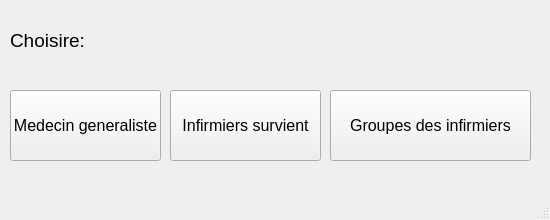
The window that ui/urgence_chose.ui (otmanLAHRECHE/EPSP_Garde_Project) describes before a commit, drawn with Qt 5.
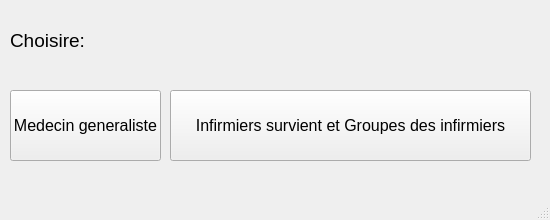
The same window after the commit.

Patch:
```diff
--- a/ui/urgence_chose.ui
+++ b/ui/urgence_chose.ui
@@ -32,24 +32,6 @@
    <string>Choisire </string>
   </property>
   <widget class="QWidget" name="centralwidget">
-   <widget class="QPushButton" name="pushButton_2">
-    <property name="geometry">
-     <rect>
-      <x>330</x>
-      <y>90</y>
-      <width>201</width>
-      <height>71</height>
-     </rect>
-    </property>
-    <property name="font">
-     <font>
-      <pointsize>12</pointsize>
-     </font>
-    </property>
-    <property name="text">
-     <string>Groupes des infirmiers</string>
-    </property>
-   </widget>
    <widget class="QPushButton" name="pushButton">
     <property name="geometry">
      <rect>
@@ -91,7 +73,7 @@
      <rect>
       <x>170</x>
       <y>90</y>
-      <width>151</width>
+      <width>361</width>
       <height>71</height>
      </rect>
     </property>
@@ -101,7 +83,7 @@
      </font>
     </property>
     <property name="text">
-     <string>Infirmiers survient</string>
+     <string>Infirmiers survient et Groupes des infirmiers</string>
     </property>
    </widget>
   </widget>
```
